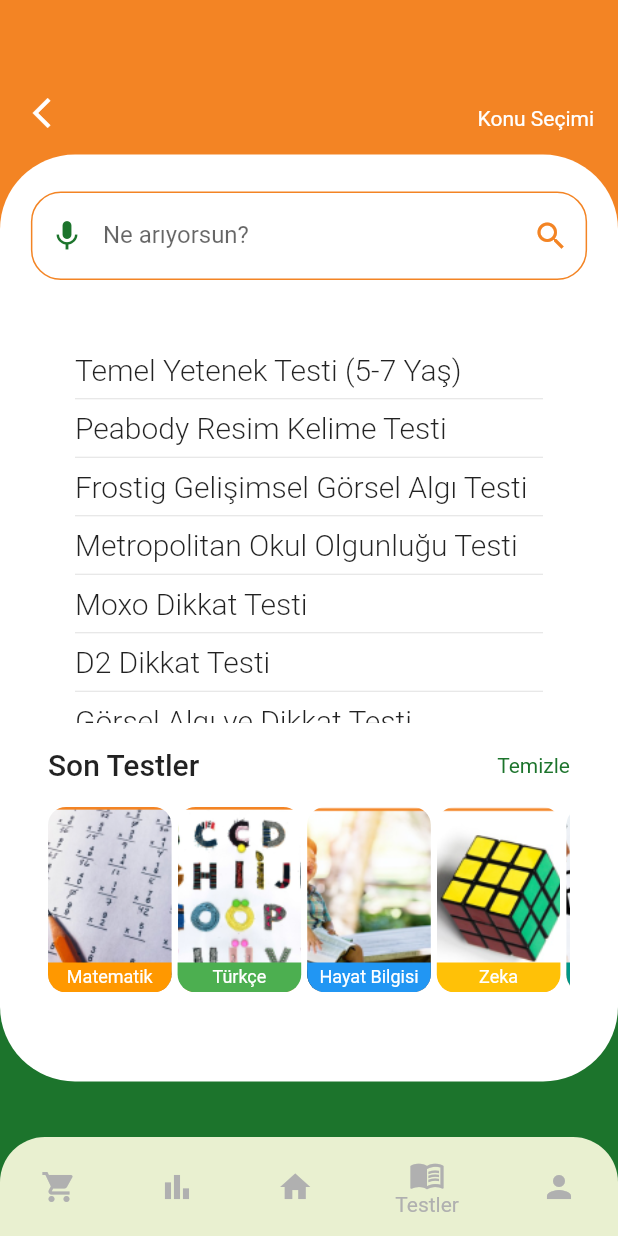
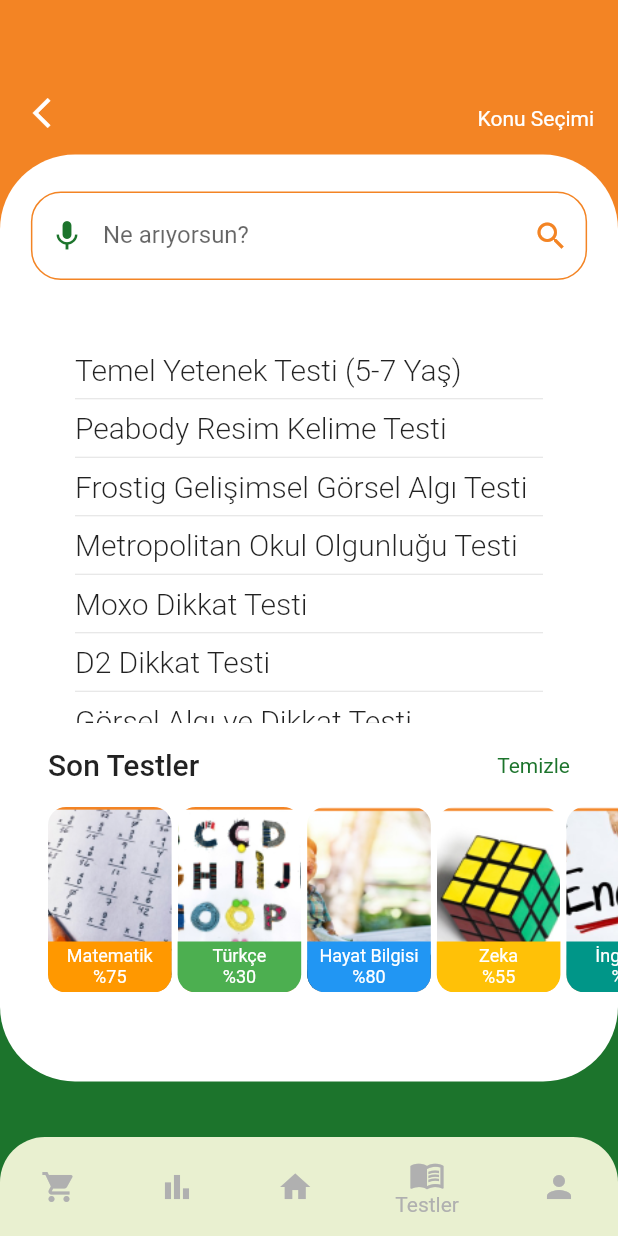
Before and after one commit to hasan-ciftci/dodi, a Flutter app: the SubjectSelectView screen opened directly, on a phone screen of 412 x 824 dp. Run offline on Flutter 3.47's test engine with Material 2 defaults, Android fonts, the phone set to English and light mode, and no system bars; our stand-ins replace charts_flutter, mask_text_input_formatter.

Commit message:
Minimal style changes on subject select view.(Padding,naming).

```diff
--- a/lib/main.dart
+++ b/lib/main.dart
@@ -54,11 +54,8 @@ class MyApp extends StatelessWidget {
         //Same with Choose Profile but included one more profile for scenerio.
         '/chooseProfileExtra': (context) => ChooseProfileExtra(),
         '/courseSelectView': (context) => CourseSelectView(),
-        '/subjectSelectView': (context) => SubjectSelectView(),
+        '/': (context) => SubjectSelectView(),
         '/newClassSelectView': (context) => NewClassSelect(),
-
-        ///silinecek
-        '/': (context) => QuizGradeTwelveView(),
       },
     );
   }
--- a/lib/view/subject_select_view.dart
+++ b/lib/view/subject_select_view.dart
@@ -111,12 +111,13 @@ class _SubjectSelectViewState extends State<SubjectSelectView> {
                 ],
               ),
             ),
-            Padding(
-              padding: EdgeInsets.symmetric(horizontal: 32.0),
-              child: SizedBox(
-                height: size.height * .15,
-                child: SingleChildScrollView(
-                  scrollDirection: Axis.horizontal,
+            SizedBox(
+              height: size.height * .15,
+              child: SingleChildScrollView(
+                physics: BouncingScrollPhysics(),
+                scrollDirection: Axis.horizontal,
+                child: Padding(
+                  padding: EdgeInsets.symmetric(horizontal: 32.0),
                   child: Row(
                     children: List.generate(
                       courses.length,
@@ -255,14 +256,14 @@ class _SubjectSelectViewState extends State<SubjectSelectView> {
   ];
 
   List<String> courses = [
-    "Matematik",
-    "Türkçe",
-    "Hayat Bilgisi",
-    "Zeka",
-    "İngilizce",
-    "Fen Bilimleri",
-    "Genel Deneme Testleri",
-    "Ödevler",
+    "Matematik\n%75",
+    "Türkçe\n%30",
+    "Hayat Bilgisi\n%80",
+    "Zeka\n%55",
+    "İngilizce\n%35",
+    "Fen Bilimleri\n%75",
+    "Genel Deneme Testleri\n%90",
+    "Ödevler\n%70",
   ];
   List<Color> courseColors = [
     Colors.orange,
```
